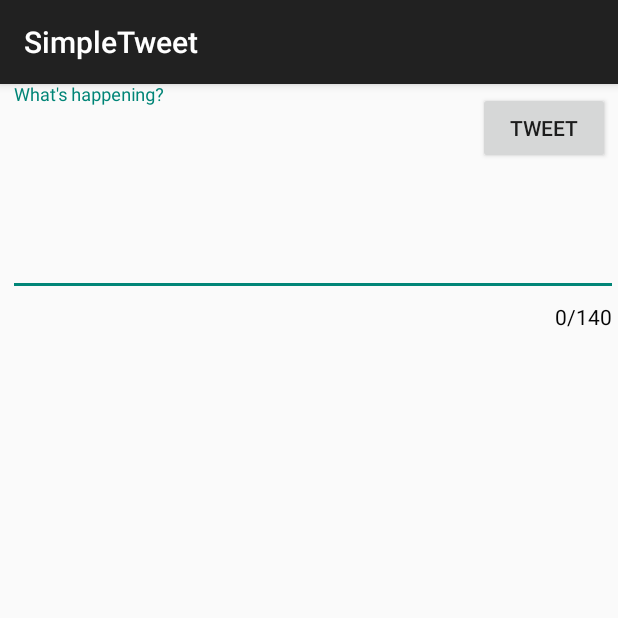
After one commit to bunosbuddles/SimpleTweet, an Android app: the ComposeActivity screen opened directly, with no data from a screen before it, on a phone screen of 412 x 824 dp, the top half of it. The commit adds this screen. Run offline under Robolectric (Android 15) with nearby library versions, the phone set to English and light mode, and no system bars; our stand-ins replace Room's generated code; libraries missing offline, so code that uses them is left out: com.codepath.asynchttpclient, com.facebook.stetho, org.parceler; 1 statement that could not run was skipped.

Commit message:
Initial Commit and push

```diff
--- a/app/build.gradle
+++ b/app/build.gradle
@@ -58,4 +58,7 @@ dependencies {
     annotationProcessor "androidx.room:room-compiler:2.4.0-alpha03"
 
     implementation 'androidx.swiperefreshlayout:swiperefreshlayout:1.1.0'
+
+    implementation 'org.parceler:parceler-api:1.1.12'
+    annotationProcessor 'org.parceler:parceler:1.1.12'
 }
--- a/app/src/main/AndroidManifest.xml
+++ b/app/src/main/AndroidManifest.xml
@@ -13,6 +13,9 @@
         android:icon="@drawable/ic_launcher"
         android:label="@string/app_name"
         android:theme="@style/AppTheme">
+        <activity
+            android:name=".ComposeActivity"
+            android:exported="false" />
         <activity
             android:name=".TimelineActivity"
             android:exported="false" />
--- /dev/null
+++ b/app/src/main/java/com/codepath/apps/restclienttemplate/ComposeActivity.java
@@ -0,0 +1,89 @@
+package com.codepath.apps.restclienttemplate;
+
+import androidx.appcompat.app.AppCompatActivity;
+
+import android.content.Intent;
+import android.os.Bundle;
+import android.util.Log;
+import android.view.View;
+import android.widget.Button;
+import android.widget.EditText;
+import android.widget.Toast;
+
+import com.codepath.apps.restclienttemplate.models.Tweet;
+import com.codepath.asynchttpclient.callback.JsonHttpResponseHandler;
+
+import org.json.JSONException;
+import org.parceler.Parcels;
+
+import okhttp3.Headers;
+
+public class ComposeActivity extends AppCompatActivity
+{
+    public static final int MAX_TWEET_LENGTH = 140;
+    public static final String TAG = "ComposeActivity";
+
+    EditText etCompose;
+    Button btnTweet;
+
+    TwitterClient client;
+
+    @Override
+    protected void onCreate(Bundle savedInstanceState) {
+        super.onCreate(savedInstanceState);
+        setContentView(R.layout.activity_compose);
+
+        client = TwitterApp.getRestClient(this);
+
+        etCompose = findViewById(R.id.etCompose);
+        btnTweet = findViewById(R.id.btnTweet);
+
+        // Set click listener on button
+        btnTweet.setOnClickListener(new View.OnClickListener() {
+            @Override
+            public void onClick(View v) {
+                String tweetContent = etCompose.getText().toString();
+                if(tweetContent.isEmpty())
+                {
+                    Toast.makeText(ComposeActivity.this, "Sorry, your tweet cannot be empty", Toast.LENGTH_LONG).show();
+                    return;
+                }
+                if(tweetContent.length() > MAX_TWEET_LENGTH)
+                {
+                    Toast.makeText(ComposeActivity.this, "Sorry, your tweet is too long", Toast.LENGTH_LONG).show();
+                    return;
+                }
+                Toast.makeText(ComposeActivity.this, tweetContent, Toast.LENGTH_LONG).show();
+                // Make an API call to Twitter to publish the tweet
+                client.publishTweet(tweetContent, new JsonHttpResponseHandler()
+                {
+                    @Override
+                    public void onSuccess(int statusCode, Headers headers, JSON json)
+                    {
+                        Log.i(TAG, "onSuccess to publish tweet");
+                        try
+                        {
+                            Tweet tweet = Tweet.fromJson(json.jsonObject);
+                            Log.i(TAG, "Published tweet says: " + tweet.body);
+                            Intent intent = new Intent();
+                            intent.putExtra("tweet", Parcels.wrap(tweet));
+                            setResult(RESULT_OK, intent);
+                            finish();
+                        }
+                        catch (JSONException e)
+                        {
+                            e.printStackTrace();
+                        }
+                    }
+
+                    @Override
+                    public void onFailure(int statusCode, Headers headers, String response, Throwable throwable)
+                    {
+                        Log.e(TAG, "onFailure to publish tweet", throwable);
+                    }
+                });
+            }
+        });
+
+    }
+}
--- a/app/src/main/java/com/codepath/apps/restclienttemplate/models/Tweet.java
+++ b/app/src/main/java/com/codepath/apps/restclienttemplate/models/Tweet.java
@@ -6,16 +6,21 @@
  import org.json.JSONArray;
 import org.json.JSONException;
 import org.json.JSONObject;
+ import org.parceler.Parcel;
 
  import java.util.ArrayList;
  import java.util.List;
 
+ @Parcel
  public class Tweet
 {
     public String body;
     public String createdAt;
     public String timeStamp;
     public User user;
+
+    //empty constructor needed by the Parceler Library
+    public Tweet(){}
 
     public String getFormattedTimestamp(String createdAt) throws JSONException {
         return TimeFormatter.getTimeDifference(createdAt);
--- a/app/src/main/java/com/codepath/apps/restclienttemplate/models/User.java
+++ b/app/src/main/java/com/codepath/apps/restclienttemplate/models/User.java
@@ -2,12 +2,17 @@ package com.codepath.apps.restclienttemplate.models;
 
 import org.json.JSONException;
 import org.json.JSONObject;
+import org.parceler.Parcel;
 
+@Parcel
 public class User
 {
     public String name;
     public String screenName;
     public String profileImageUrl;
+
+    public User(){}
+
     public static User fromJson(JSONObject jsonObject) throws JSONException {
         User user = new User();
         user.name = jsonObject.getString("name");
--- /dev/null
+++ b/app/src/main/res/layout/activity_compose.xml
@@ -0,0 +1,43 @@
+<?xml version="1.0" encoding="utf-8"?>
+<RelativeLayout
+    xmlns:android="http://schemas.android.com/apk/res/android"
+    xmlns:app="http://schemas.android.com/apk/res-auto"
+    xmlns:tools="http://schemas.android.com/tools"
+    android:layout_width="match_parent"
+    android:layout_height="match_parent"
+    tools:context=".ComposeActivity">
+
+
+    <com.google.android.material.textfield.TextInputLayout
+        android:layout_height="wrap_content"
+        android:layout_width="match_parent"
+        app:counterEnabled="true"
+        app:counterMaxLength="140"
+        app:counterTextAppearance="@style/counterText">
+
+        <EditText
+            android:id="@+id/etCompose"
+            android:layout_width="match_parent"
+            android:layout_height="wrap_content"
+            android:layout_alignParentStart="true"
+            android:layout_alignParentTop="true"
+            android:layout_marginStart="5dp"
+            android:layout_marginTop="5dp"
+            android:ems="10"
+            android:gravity="start|top"
+            android:hint="What's happening?"
+            android:inputType="textMultiLine"
+            android:minLines="5" />
+    </com.google.android.material.textfield.TextInputLayout>
+
+
+    <Button
+        android:id="@+id/btnTweet"
+        android:layout_width="wrap_content"
+        android:layout_height="wrap_content"
+        android:layout_below="@+id/etCompose"
+        android:layout_alignParentEnd="true"
+        android:layout_marginTop="5dp"
+        android:layout_marginEnd="5dp"
+        android:text="@string/tweet" />
+</RelativeLayout>
--- a/app/src/main/res/values/strings.xml
+++ b/app/src/main/res/values/strings.xml
@@ -5,5 +5,6 @@
     <string name="login_label">Log in</string>
     <string name="intent_scheme">oauth</string>
     <string name="intent_host">cprest</string>
+    <string name="tweet">Tweet</string>
 
 </resources>
--- a/app/src/main/res/values/styles.xml
+++ b/app/src/main/res/values/styles.xml
@@ -13,4 +13,9 @@
         <!-- All customizations that are NOT specific to a particular API-level can go here. -->
     </style>
 
+    <style name="counterText" parent="TextAppearance.AppCompat.Small">
+        <item name="android:textColor">#050505</item>
+        <!--other parameters that you want to change -->
+    </style>
+
 </resources>
```
Also changed, not shown: app/src/main/java/com/codepath/apps/restclienttemplate/TimelineActivity.java (+49 -0 lines), app/src/main/java/com/codepath/apps/restclienttemplate/TwitterClient.java (+8 -0 lines), app/src/main/res/menu/menu_main.xml (added, +10 -0 lines).
